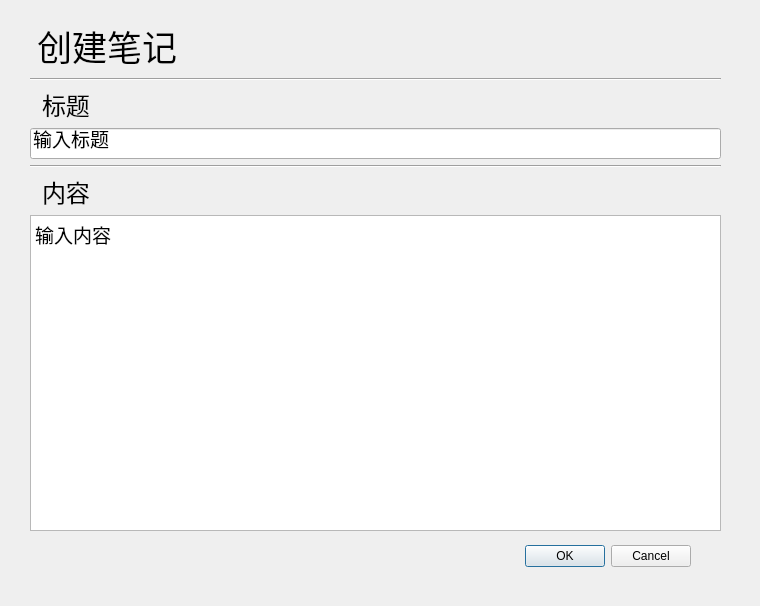
Above: ui/write.ui from echoInVoid/EasyNote before the change. Below: the same form after it.
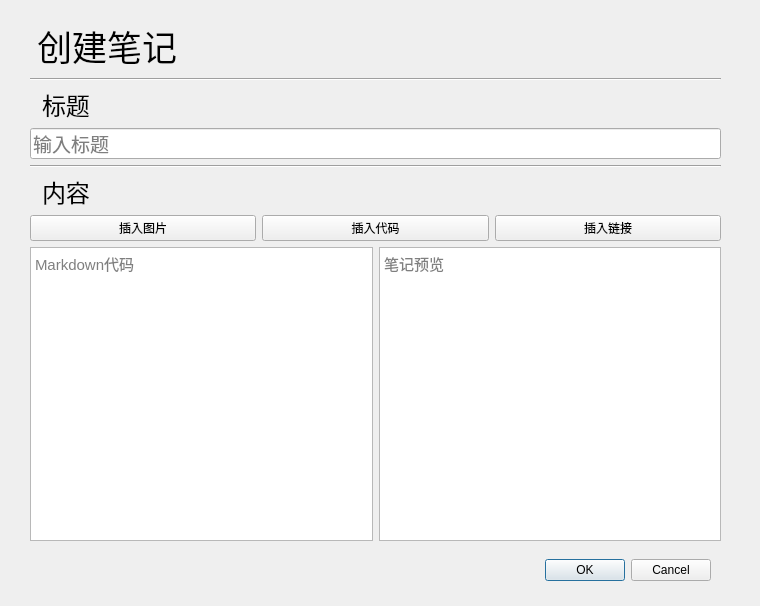
That is the form after the change.

Commit message: 允许创建笔记时使用Markdown。 支持快捷插入代码。

Patch:
```diff
--- a/ui/write.ui
+++ b/ui/write.ui
@@ -16,10 +16,10 @@
   <widget class="QDialogButtonBox" name="buttonBox">
    <property name="geometry">
     <rect>
-     <x>350</x>
+     <x>370</x>
      <y>540</y>
      <width>341</width>
-     <height>32</height>
+     <height>61</height>
     </rect>
    </property>
    <property name="orientation">
@@ -35,7 +35,7 @@
      <x>30</x>
      <y>20</y>
      <width>691</width>
-     <height>511</height>
+     <height>521</height>
     </rect>
    </property>
    <layout class="QVBoxLayout" name="verticalLayout">
@@ -87,8 +87,20 @@
        </font>
       </property>
       <property name="text">
+       <string/>
+      </property>
+      <property name="maxLength">
+       <number>50</number>
+      </property>
+      <property name="dragEnabled">
+       <bool>true</bool>
+      </property>
+      <property name="placeholderText">
        <string>输入标题</string>
       </property>
+      <property name="clearButtonEnabled">
+       <bool>true</bool>
+      </property>
      </widget>
     </item>
     <item>
@@ -115,21 +127,72 @@
      </widget>
     </item>
     <item>
-     <widget class="QTextEdit" name="getText">
-      <property name="font">
-       <font>
-        <family>Microsoft YaHei UI</family>
-        <pointsize>14</pointsize>
-       </font>
-      </property>
-      <property name="html">
-       <string>&lt;!DOCTYPE HTML PUBLIC &quot;-//W3C//DTD HTML 4.0//EN&quot; &quot;http://www.w3.org/TR/REC-html40/strict.dtd&quot;&gt;
-&lt;html&gt;&lt;head&gt;&lt;meta name=&quot;qrichtext&quot; content=&quot;1&quot; /&gt;&lt;style type=&quot;text/css&quot;&gt;
-p, li { white-space: pre-wrap; }
-&lt;/style&gt;&lt;/head&gt;&lt;body style=&quot; font-family:'Microsoft YaHei UI'; font-size:14pt; font-weight:400; font-style:normal;&quot;&gt;
-&lt;p style=&quot; margin-top:0px; margin-bottom:0px; margin-left:0px; margin-right:0px; -qt-block-indent:0; text-indent:0px;&quot;&gt;输入内容&lt;/p&gt;&lt;/body&gt;&lt;/html&gt;</string>
-      </property>
-     </widget>
+     <layout class="QVBoxLayout" name="texts">
+      <item>
+       <layout class="QHBoxLayout" name="buttons">
+        <item>
+         <widget class="QPushButton" name="inImage">
+          <property name="text">
+           <string>插入图片</string>
+          </property>
+         </widget>
+        </item>
+        <item>
+         <widget class="QPushButton" name="inCode">
+          <property name="text">
+           <string>插入代码</string>
+          </property>
+         </widget>
+        </item>
+        <item>
+         <widget class="QPushButton" name="inLink">
+          <property name="text">
+           <string>插入链接</string>
+          </property>
+         </widget>
+        </item>
+       </layout>
+      </item>
+      <item>
+       <layout class="QHBoxLayout" name="edit">
+        <item>
+         <widget class="QTextEdit" name="getText">
+          <property name="font">
+           <font>
+            <family>Microsoft YaHei UI</family>
+            <pointsize>11</pointsize>
+           </font>
+          </property>
+          <property name="cursor" stdset="0">
+           <cursorShape>IBeamCursor</cursorShape>
+          </property>
+          <property name="autoFillBackground">
+           <bool>false</bool>
+          </property>
+          <property name="placeholderText">
+           <string>Markdown代码</string>
+          </property>
+         </widget>
+        </item>
+        <item>
+         <widget class="QTextBrowser" name="preview">
+          <property name="font">
+           <font>
+            <family>Microsoft YaHei UI</family>
+            <pointsize>11</pointsize>
+           </font>
+          </property>
+          <property name="cursor" stdset="0">
+           <cursorShape>ArrowCursor</cursorShape>
+          </property>
+          <property name="placeholderText">
+           <string>笔记预览</string>
+          </property>
+         </widget>
+        </item>
+       </layout>
+      </item>
+     </layout>
     </item>
    </layout>
   </widget>
```
The commit also changes 3 other files.
